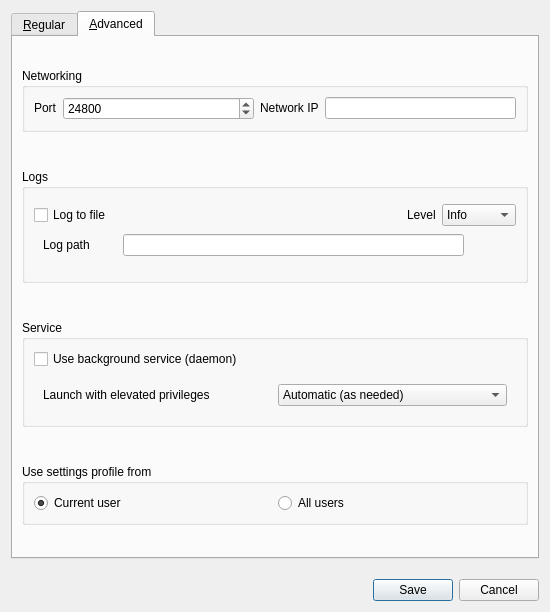
Above: src/apps/deskflow-gui/dialogs/SettingsDialog.ui from deskflow/deskflow before the change. Below: the same form after it.
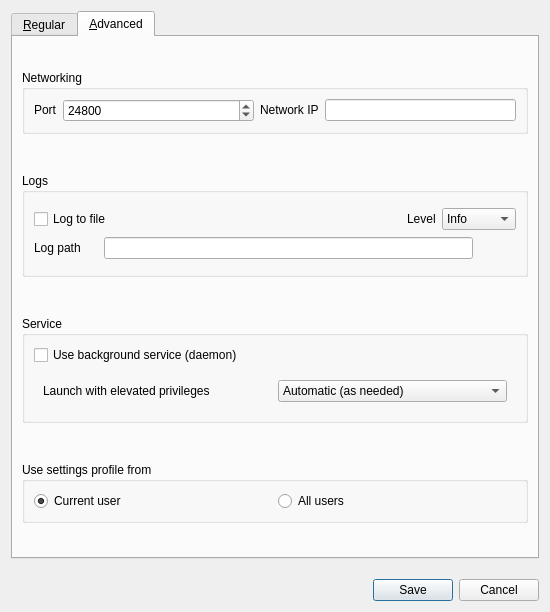
That is the form after the change. The open tabs and pages were chosen to show the change. Icons and pictures are not drawn.

Commit message: chore: SettingsDialog remove set defaults from ui file

What changed in the file:
```diff
--- a/src/apps/deskflow-gui/dialogs/SettingsDialog.ui
+++ b/src/apps/deskflow-gui/dialogs/SettingsDialog.ui
@@ -22,9 +22,6 @@
    </property>
    <item>
     <widget class="QTabWidget" name="tabWidget">
-     <property name="tabPosition">
-      <enum>QTabWidget::TabPosition::North</enum>
-     </property>
      <widget class="QWidget" name="tabRegular">
       <property name="sizePolicy">
        <sizepolicy hsizetype="Preferred" vsizetype="Fixed">
@@ -335,12 +332,7 @@
          <property name="title">
           <string>Networking</string>
          </property>
-         <layout class="QVBoxLayout" name="verticalLayout_4">
-          <item>
-           <layout class="QHBoxLayout" name="horizontalLayout_2">
-            <property name="topMargin">
-             <number>0</number>
-            </property>
+         <layout class="QHBoxLayout" name="horizontalLayout">
             <item>
              <widget class="QLabel" name="lblPort">
               <property name="sizePolicy">
@@ -394,8 +386,6 @@
              </widget>
             </item>
            </layout>
-          </item>
-         </layout>
         </widget>
        </item>
        <item>
@@ -471,12 +461,6 @@
               <verstretch>0</verstretch>
              </sizepolicy>
             </property>
-            <property name="minimumSize">
-             <size>
-              <width>0</width>
-              <height>0</height>
-             </size>
-            </property>
             <property name="text">
              <string>Level</string>
             </property>
@@ -494,8 +478,17 @@
              <property name="spacing">
               <number>3</number>
              </property>
+             <property name="leftMargin">
+              <number>0</number>
+             </property>
              <property name="topMargin">
-              <number>1</number>
+              <number>0</number>
+             </property>
+             <property name="rightMargin">
+              <number>0</number>
+             </property>
+             <property name="bottomMargin">
+              <number>0</number>
              </property>
              <item>
               <widget class="QLabel" name="labelLogPath">
@@ -520,7 +513,7 @@
                </property>
                <property name="sizeHint" stdset="0">
                 <size>
-                 <width>30</width>
+                 <width>20</width>
                  <height>20</height>
                 </size>
                </property>
@@ -702,9 +695,6 @@
             <property name="text">
              <string>All users</string>
             </property>
-            <property name="checked">
-             <bool>false</bool>
-            </property>
            </widget>
           </item>
          </layout>
```
Left out of the diff: 40 changed lines with no effect on the pictures. Lines whose indentation alone changed are shown as unchanged.
